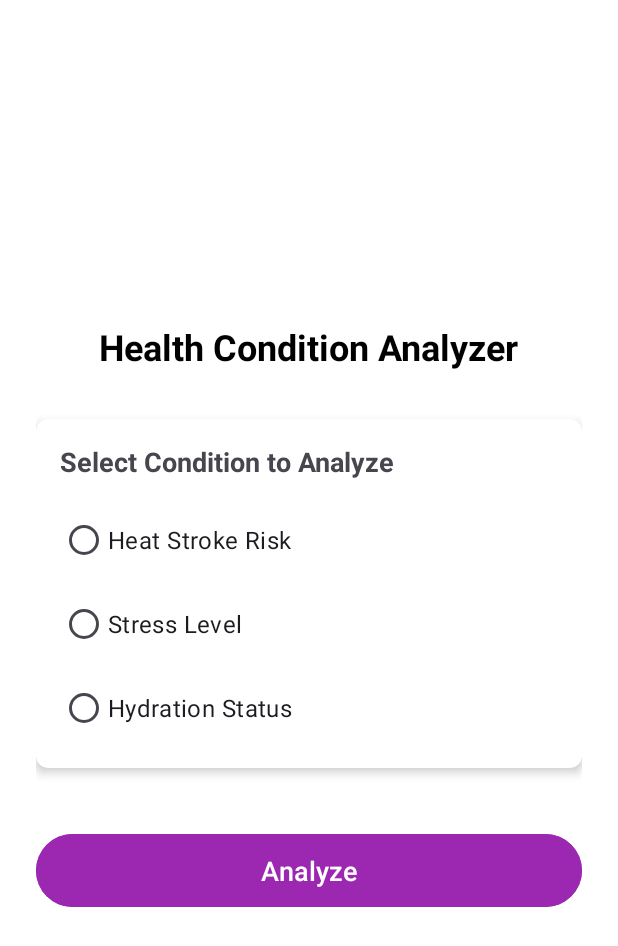
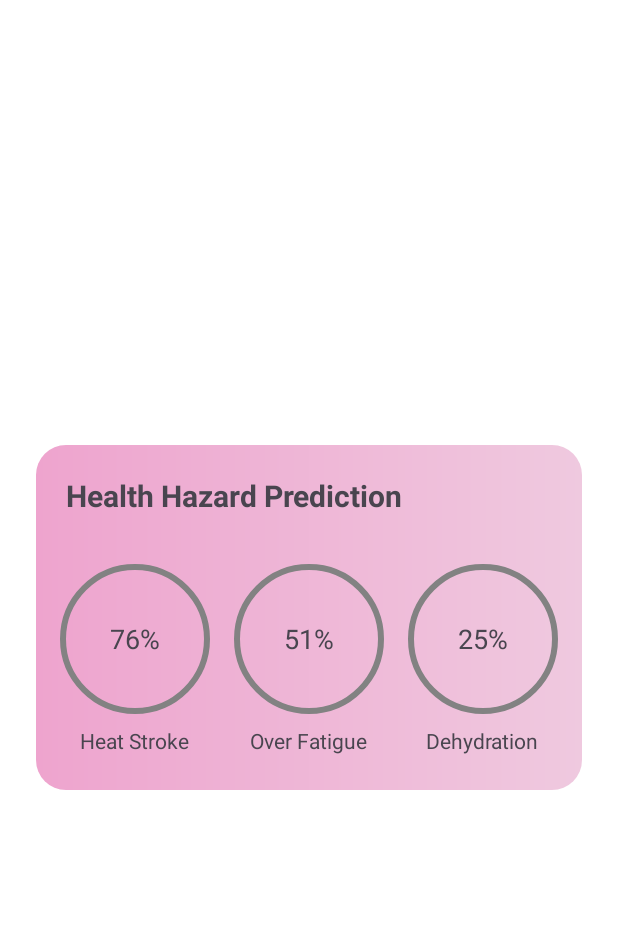
Before and after one commit to M0NSTIEZ/pulseplay, an Android app: the InputFormActivity screen opened directly, with no data from a screen before it, on a phone screen of 412 x 824 dp. Shown: the top 946 px of the screen. Run offline under Robolectric (Android 15) with nearby library versions, the phone set to English and light mode, and no system bars; 4 statements that could not run were skipped.

Commit message:
Health Hazard Prediction UI

```diff
--- /dev/null
+++ b/app/src/main/res/drawable/circle_background.xml
@@ -0,0 +1,9 @@
+<?xml version="1.0" encoding="utf-8"?>
+<shape xmlns:android="http://schemas.android.com/apk/res/android"
+    android:shape="oval">
+    <stroke
+        android:width="4dp"
+        android:color="@android:color/black"/>
+    <solid
+        android:color="@android:color/transparent"/>
+</shape>
--- a/app/src/main/res/layout/activity_input_form.xml
+++ b/app/src/main/res/layout/activity_input_form.xml
@@ -10,85 +10,140 @@
     android:gravity="center"
     tools:context=".InputFormActivity">
 
-    <TextView
-        android:layout_width="wrap_content"
-        android:layout_height="wrap_content"
-        android:text="Health Condition Analyzer"
-        android:textSize="24sp"
-        android:textStyle="bold"
-        android:textColor="@color/black"
-        android:layout_marginBottom="32dp"/>
+    <LinearLayout
+        android:orientation="vertical"
+        android:layout_width="match_parent"
+        android:layout_height="230dp"
+        android:background="@drawable/bluetooth_background">
 
-    <androidx.cardview.widget.CardView
-        android:layout_width="match_parent"
-        android:layout_height="wrap_content"
-        app:cardCornerRadius="8dp"
-        app:cardElevation="4dp"
-        android:layout_marginBottom="24dp">
+        <TextView
+            android:id="@+id/healthname"
+            android:layout_marginTop="20dp"
+            android:layout_marginStart="20dp"
+            android:layout_width="wrap_content"
+            android:layout_height="wrap_content"
+            android:text="Health Hazard Prediction"
+            android:textSize="20sp"
+            android:textStyle="bold"
+            android:layout_marginBottom="24dp"/>
 
+        <!-- Three Circular Meters in a Row -->
         <LinearLayout
             android:layout_width="match_parent"
             android:layout_height="wrap_content"
-            android:orientation="vertical"
-            android:padding="16dp">
+            android:orientation="horizontal"
+            android:gravity="center"
+            android:layout_marginBottom="16dp">
 
-            <TextView
-                android:layout_width="match_parent"
+            <!-- Heat Stroke Circle -->
+            <LinearLayout
+                android:layout_width="wrap_content"
                 android:layout_height="wrap_content"
-                android:text="Select Condition to Analyze"
-                android:textSize="18sp"
-                android:textStyle="bold"
-                android:layout_marginBottom="16dp"/>
+                android:orientation="vertical"
+                android:gravity="center"
+                android:layout_margin="8dp">
 
-            <RadioGroup
-                android:id="@+id/conditionRadioGroup"
-                android:layout_width="match_parent"
+                <RelativeLayout
+                    android:layout_width="100dp"
+                    android:layout_height="100dp">
+
+                    <ImageView
+                        android:id="@+id/heatStrokeCircleBg"
+                        android:layout_width="match_parent"
+                        android:layout_height="match_parent"
+                        android:src="@drawable/circle_background"
+                        app:tint="@color/gray" />
+
+                    <TextView
+                        android:id="@+id/heatStrokeValue"
+                        android:layout_width="wrap_content"
+                        android:layout_height="wrap_content"
+                        android:text="76%"
+                        android:textSize="18sp"
+                        android:layout_centerInParent="true"/>
+                </RelativeLayout>
+
+                <TextView
+                    android:layout_width="wrap_content"
+                    android:layout_height="wrap_content"
+                    android:text="Heat Stroke"
+                    android:textSize="14sp"
+                    android:layout_marginTop="8dp"/>
+            </LinearLayout>
+
+            <!-- Over Fatigue Circle -->
+            <LinearLayout
+                android:layout_width="wrap_content"
                 android:layout_height="wrap_content"
-                android:orientation="vertical">
+                android:orientation="vertical"
+                android:gravity="center"
+                android:layout_margin="8dp">
 
-                <RadioButton
-                    android:id="@+id/heatStrokeRadio"
-                    android:layout_width="match_parent"
+                <RelativeLayout
+                    android:layout_width="100dp"
+                    android:layout_height="100dp">
+
+                    <ImageView
+                        android:id="@+id/fatigueCircleBg"
+                        android:layout_width="match_parent"
+                        android:layout_height="match_parent"
+                        android:src="@drawable/circle_background"
+                        app:tint="@color/gray" />
+
+                    <TextView
+                        android:id="@+id/fatigueValue"
+                        android:layout_width="wrap_content"
+                        android:layout_height="wrap_content"
+                        android:text="51%"
+                        android:textSize="18sp"
+                        android:layout_centerInParent="true"/>
+                </RelativeLayout>
+
+                <TextView
+                    android:layout_width="wrap_content"
                     android:layout_height="wrap_content"
-                    android:text="Heat Stroke Risk"
-                    android:textSize="16sp"
-                    android:layout_marginBottom="8dp"/>
+                    android:text="Over Fatigue"
+                    android:textSize="14sp"
+                    android:layout_marginTop="8dp"/>
+            </LinearLayout>
 
-                <RadioButton
-                    android:id="@+id/stressRadio"
-                    android:layout_width="match_parent"
+            <!-- Dehydration Circle -->
+            <LinearLayout
+                android:layout_width="wrap_content"
+                android:layout_height="wrap_content"
+                android:orientation="vertical"
+                android:gravity="center"
+                android:layout_margin="8dp">
+
+                <RelativeLayout
+                    android:layout_width="100dp"
+                    android:layout_height="100dp">
+
+                    <ImageView
+                        android:id="@+id/dehydrationCircleBg"
+                        android:layout_width="match_parent"
+                        android:layout_height="match_parent"
+                        android:src="@drawable/circle_background"
+                        app:tint="@color/gray" />
+
+                    <TextView
+                        android:id="@+id/dehydrationValue"
+                        android:layout_width="wrap_content"
+                        android:layout_height="wrap_content"
+                        android:text="25%"
+                        android:textSize="18sp"
+                        android:layout_centerInParent="true"/>
+                </RelativeLayout>
+
+                <TextView
+                    android:layout_width="wrap_content"
                     android:layout_height="wrap_content"
-                    android:text="Stress Level"
-                    android:textSize="16sp"
-                    android:layout_marginBottom="8dp"/>
+                    android:text="Dehydration"
+                    android:textSize="14sp"
+                    android:layout_marginTop="8dp"/>
+            </LinearLayout>
+        </LinearLayout>
+    </LinearLayout>
 
-                <RadioButton
-                    android:id="@+id/dehydrationRadio"
-                    android:layout_width="match_parent"
-                    android:layout_height="wrap_content"
-                    android:text="Hydration Status"
-                    android:textSize="16sp"/>
-            </RadioGroup>
-        </LinearLayout>
-    </androidx.cardview.widget.CardView>
 
-    <Button
-        android:id="@+id/analyzeButton"
-        android:layout_width="match_parent"
-        android:layout_height="wrap_content"
-        android:text="Analyze"
-        android:textAllCaps="false"
-        android:textSize="18sp"
-        android:backgroundTint="@color/purple_500"
-        android:textColor="@color/white"
-        android:layout_marginTop="16dp"
-        android:padding="12dp"/>
-
-    <ProgressBar
-        android:id="@+id/loadingProgress"
-        style="?android:attr/progressBarStyleLarge"
-        android:layout_width="wrap_content"
-        android:layout_height="wrap_content"
-        android:layout_marginTop="24dp"
-        android:visibility="gone"/>
 </LinearLayout>
--- a/app/src/main/res/values/colors.xml
+++ b/app/src/main/res/values/colors.xml
@@ -12,4 +12,5 @@
     <color name="teal_700">#FF018786</color>
     <color name="red">#FF0000</color>
     <color name="green">#00FF00</color>
+    <color name="orange">#FFA500</color>
 </resources>
```
Also changed, not shown: app/src/main/java/com/example/pulseplay/InputFormActivity.kt (+105 -52 lines), app/src/main/java/com/example/pulseplay/ResultsActivity.kt (deleted, +0 -192 lines), app/src/main/res/layout/activity_results.xml (deleted, +0 -164 lines).
